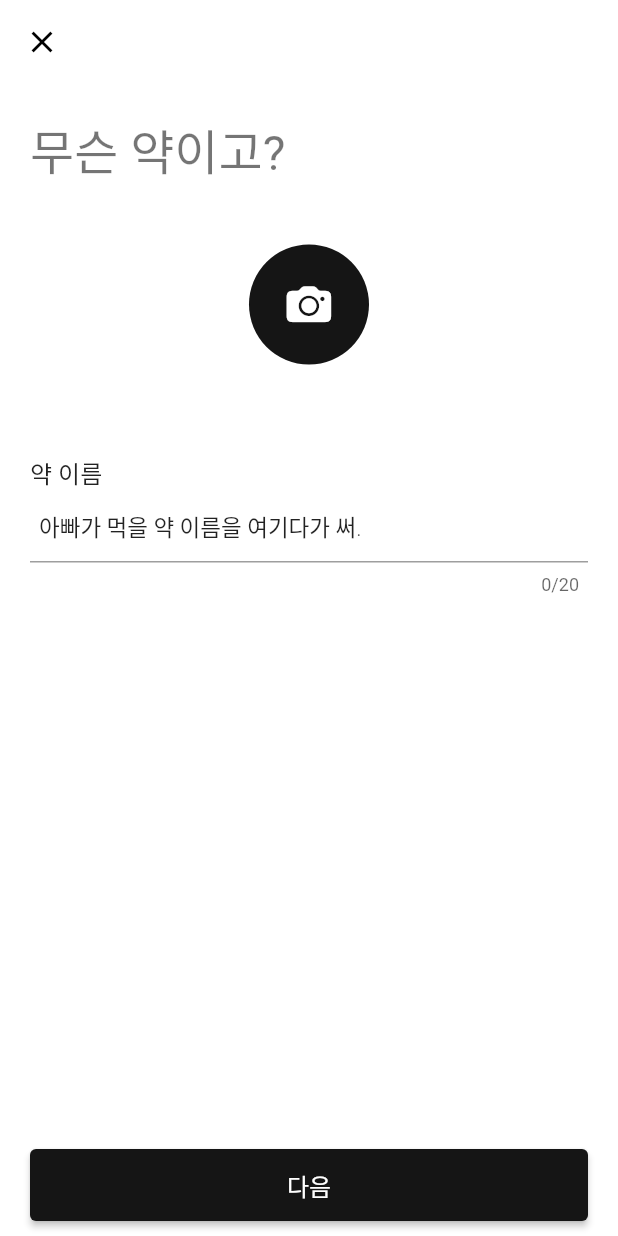
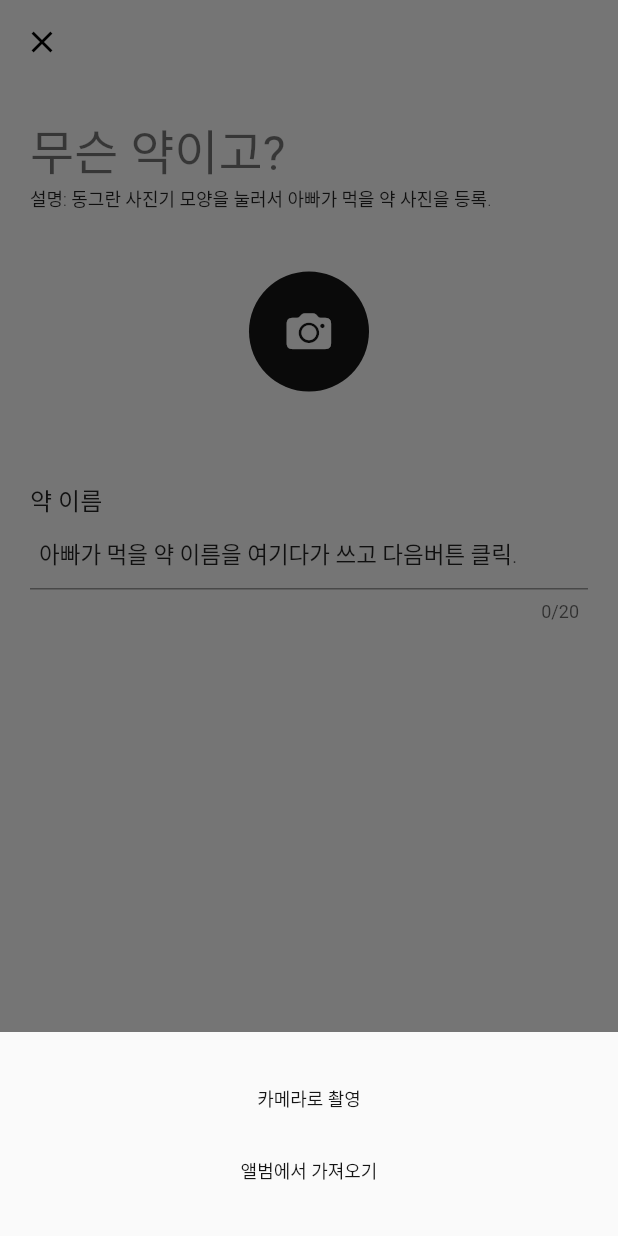
Before and after one commit to wogks/yakmu, a Flutter app: the AddMedicinePage screen opened directly, after a tap on "무슨 약이고?", on a phone screen of 412 x 824 dp. Run offline on Flutter 3.47's test engine with Material 2 defaults, Android fonts, the phone set to English and light mode, and no system bars; our stand-ins replace image_picker; Roboto replaces fonts that are missing (GmarketSansTTF).

Commit message:
Feat: add medicine page 코드 분리

```diff
--- a/lib/presentation/add_medicine_page/add_medicine_page.dart
+++ b/lib/presentation/add_medicine_page/add_medicine_page.dart
@@ -14,8 +14,6 @@
 
 class _AddMedicinePageState extends State<AddMedicinePage> {
   final TextEditingController _nameController = TextEditingController();
-
-  File? _pickedImage;
 
   @override
   void dispose() {
@@ -48,77 +46,12 @@
                   '무슨 약이고?',
                   style: Theme.of(context).textTheme.headline4,
                 ),
+                const Text(
+                  '설명: 동그란 사진기 모양을 눌러서 아빠가 먹을 약 사진을 등록.',
+                  style: TextStyle(fontSize: 12),
+                ),
                 const SizedBox(height: largeSpace),
-                Center(
-                  child: CircleAvatar(
-                    radius: 40,
-                    child: CupertinoButton(
-                      padding: _pickedImage == null ? null : EdgeInsets.zero,
-                      onPressed: () {
-                        showModalBottomSheet(
-                            context: context,
-                            builder: (context) {
-                              //세이프애리어로 감쌈
-                              return SafeArea(
-                                child: Padding(
-                                  padding: pagePadding,
-                                  child: Column(
-                                    //크기를 최대한 줄여줌
-                                    mainAxisSize: MainAxisSize.min,
-                                    children: [
-                                      TextButton(
-                                        onPressed: () {
-                                          ImagePicker()
-                                              .pickImage(
-                                                  source: ImageSource.camera)
-                                              .then((xfile) {
-                                            if (xfile != null) {
-                                              setState(() {
-                                                _pickedImage = File(xfile.path);
-                                              });
-                                            }
-                                            //뭔가 동작을 하면 끄는 코드
-                                            Navigator.maybePop(context);
-                                          });
-                                        },
-                                        child: const Text('카메라로 촬영'),
-                                      ),
-                                      TextButton(
-                                        onPressed: () {
-                                          ImagePicker()
-                                              .pickImage(
-                                                  source: ImageSource.gallery)
-                                              .then((xfile) {
-                                            if (xfile != null) {
-                                              setState(() {
-                                                _pickedImage = File(xfile.path);
-                                              });
-                                            }
-                                            //뭔가 동작을 하면 끄는 코드
-                                            Navigator.maybePop(context);
-                                          });
-                                        },
-                                        child: const Text('앨범에서 가져오기'),
-                                      ),
-                                    ],
-                                  ),
-                                ),
-                              );
-                            });
-                      },
-                      child: _pickedImage == null
-                          ? const Icon(
-                              CupertinoIcons.photo_camera_solid,
-                              size: 30,
-                              color: Colors.white,
-                            )
-                          : CircleAvatar(
-                              foregroundImage: FileImage(_pickedImage!),
-                              radius: 40,
-                            ),
-                    ),
-                  ),
-                ),
+                const Center(child: MedicineImageButton()),
                 const SizedBox(height: largeSpace + regularSpace),
                 Text(
                   '약 이름',
@@ -130,7 +63,7 @@
                   textInputAction: TextInputAction.done,
                   style: Theme.of(context).textTheme.bodyText1,
                   decoration: InputDecoration(
-                    hintText: '아빠가 먹을 약 이름을 여기다가 써.',
+                    hintText: '아빠가 먹을 약 이름을 여기다가 쓰고 다음버튼 클릭.',
                     hintStyle: Theme.of(context).textTheme.bodyText1,
                     contentPadding: textfieldContentPadding,
                   ),
@@ -158,3 +91,91 @@
     );
   }
 }
+
+class MedicineImageButton extends StatefulWidget {
+  const MedicineImageButton({super.key});
+
+  @override
+  State<MedicineImageButton> createState() => _MedicineImageButtonState();
+}
+
+class _MedicineImageButtonState extends State<MedicineImageButton> {
+  File? _pickedImage;
+  @override
+  Widget build(BuildContext context) {
+    return CircleAvatar(
+      radius: 40,
+      child: CupertinoButton(
+        padding: _pickedImage == null ? null : EdgeInsets.zero,
+        onPressed: _showBottomSheet,
+        child: _pickedImage == null
+            ? const Icon(
+                CupertinoIcons.photo_camera_solid,
+                size: 30,
+                color: Colors.white,
+              )
+            : CircleAvatar(
+                foregroundImage: FileImage(_pickedImage!),
+                radius: 40,
+              ),
+      ),
+    );
+  }
+
+  _showBottomSheet() {
+    showModalBottomSheet(
+        context: context,
+        builder: (context) {
+          //세이프애리어로 감쌈
+          return PickImageBottomSheet(
+            onPressedCamera: () => _onPressed(ImageSource.camera),
+            onPressedGallery: () => _onPressed(ImageSource.gallery),
+          );
+        });
+  }
+
+  void _onPressed(ImageSource source) {
+    ImagePicker().pickImage(source: source).then((xfile) {
+      if (xfile != null) {
+        setState(() {
+          _pickedImage = File(xfile.path);
+        });
+      }
+      //뭔가 동작을 하면 끄는 코드
+      Navigator.maybePop(context);
+    });
+  }
+}
+
+class PickImageBottomSheet extends StatelessWidget {
+  const PickImageBottomSheet(
+      {super.key,
+      required this.onPressedCamera,
+      required this.onPressedGallery});
+
+  final VoidCallback onPressedCamera;
+  final VoidCallback onPressedGallery;
+
+  @override
+  Widget build(BuildContext context) {
+    return SafeArea(
+      child: Padding(
+        padding: pagePadding,
+        child: Column(
+          //크기를 최대한 줄여줌
+          mainAxisSize: MainAxisSize.min,
+          children: [
+            TextButton(
+              onPressed: onPressedCamera,
+              child: const Text('카메라로 촬영'),
+            ),
+            TextButton(
+              onPressed: onPressedGallery,
+              child: const Text('앨범에서 가져오기'),
+            ),
+          ],
+        ),
+      ),
+    );
+  }
+}
```
